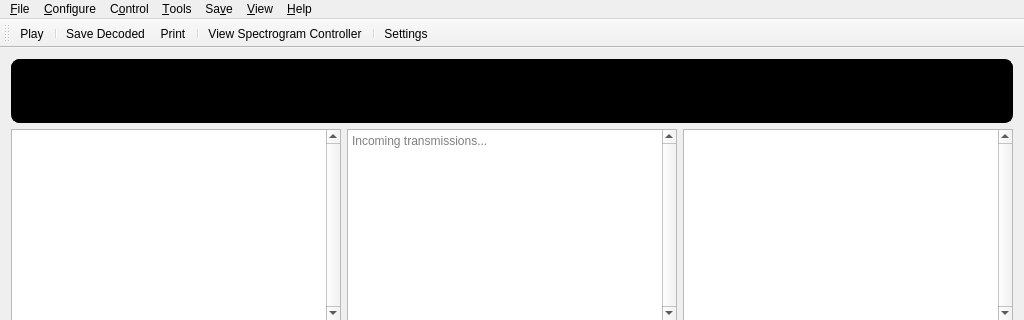
Above: src/ui/mainwindow.ui from GekkoFyre/small-world-deluxe before the change; both pictures show x 0 to 1024 and y 0 to 320 of the 1024 by 768 pixel window. Below: the same form after it.
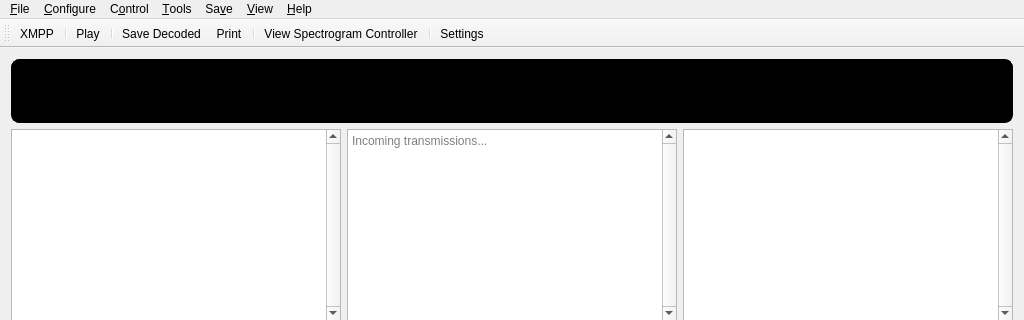
That is the form after the change. The open tabs and pages were chosen to show the change.

Commit message: * Further implemented the basics of creating an XMPP client for Small World Deluxe.

Diff of the .ui file:
```diff
--- a/src/ui/mainwindow.ui
+++ b/src/ui/mainwindow.ui
@@ -1673,6 +1673,8 @@
    <attribute name="toolBarBreak">
     <bool>false</bool>
    </attribute>
+   <addaction name="actionXMPP"/>
+   <addaction name="separator"/>
    <addaction name="actionPlay"/>
    <addaction name="separator"/>
    <addaction name="actionSave_Decoded_Ab"/>
@@ -1973,6 +1975,11 @@
     <string>&amp;Battery Calculator</string>
    </property>
   </action>
+  <action name="actionXMPP">
+   <property name="text">
+    <string>XMPP</string>
+   </property>
+  </action>
  </widget>
  <layoutdefault spacing="6" margin="11"/>
  <resources/>
```
Left out of the diff: 8 changed lines with no effect on the pictures. The commit also changes 13 other files.
